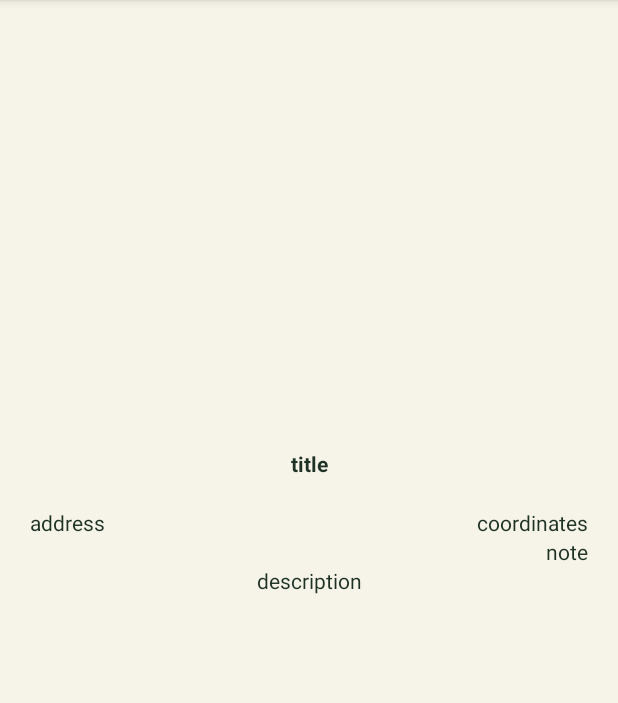
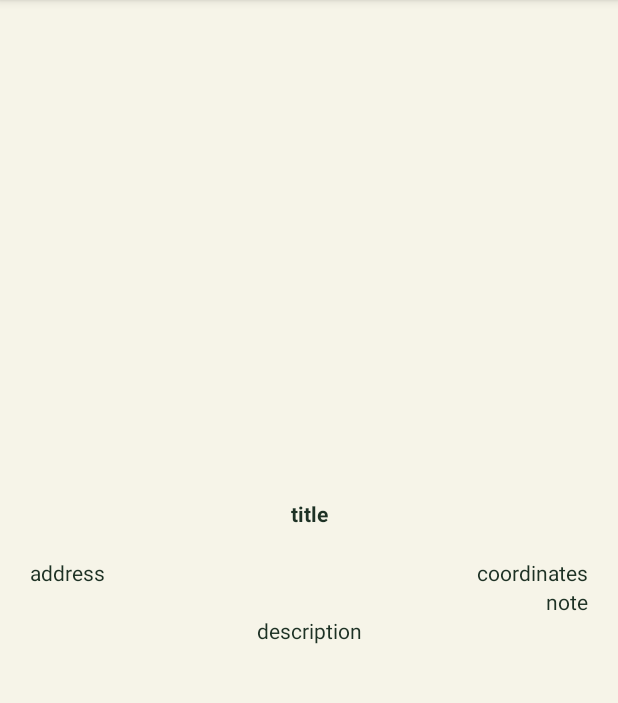
Before and after one commit to AlexisLVL/TP-Final-Maps, an Android app: the MainActivity screen opened directly, with no data from a screen before it, on a phone screen of 412 x 824 dp, the part 84-787 px from its top. Run offline under Robolectric (Android 15) with nearby library versions, the light colour scheme and no system bars; 5 statements that could not run were skipped.

Commit message:
Fix: style

```diff
--- a/app/src/main/res/layout/activity_main.xml
+++ b/app/src/main/res/layout/activity_main.xml
@@ -11,19 +11,13 @@
     android:paddingVertical="10dp"
     tools:context=".MainActivity">
 
-        <TextView
-            android:id="@+id/title"
+        <androidx.constraintlayout.widget.ConstraintLayout
             android:layout_width="match_parent"
             android:layout_height="wrap_content"
-            android:paddingBottom="20dp"
-            android:text="title"
-            android:textAlignment="center"
-            android:textColor="@color/_dark_green"
-            android:textStyle="bold"
             app:layout_constraintBottom_toBottomOf="parent"
             app:layout_constraintTop_toTopOf="parent"
-            app:layout_constraintVertical_bias="0.411"
-            tools:layout_editor_absoluteX="24dp" />
+            app:layout_constraintVertical_bias="0.5"
+            tools:layout_editor_absoluteX="20dp">
 
                 <TextView
                     android:id="@+id/address"
@@ -36,14 +30,17 @@
                     app:layout_constraintTop_toBottomOf="@+id/title" />
 
                 <TextView
-            android:id="@+id/coordinates"
-            android:layout_width="wrap_content"
+                    android:id="@+id/title"
+                    android:layout_width="match_parent"
                     android:layout_height="wrap_content"
-            android:text="coordinates"
+                    android:paddingBottom="20dp"
+                    android:text="title"
                     android:textAlignment="center"
                     android:textColor="@color/_dark_green"
+                    android:textStyle="bold"
                     app:layout_constraintEnd_toEndOf="parent"
-            app:layout_constraintTop_toBottomOf="@+id/title" />
+                    app:layout_constraintStart_toStartOf="parent"
+                    app:layout_constraintTop_toTopOf="parent" />
 
                 <TextView
                     android:id="@+id/description"
@@ -57,6 +54,16 @@
                     app:layout_constraintTop_toBottomOf="@+id/note" />
 
                 <TextView
+                    android:id="@+id/coordinates"
+                    android:layout_width="wrap_content"
+                    android:layout_height="wrap_content"
+                    android:text="coordinates"
+                    android:textAlignment="center"
+                    android:textColor="@color/_dark_green"
+                    app:layout_constraintEnd_toEndOf="parent"
+                    app:layout_constraintTop_toBottomOf="@+id/title" />
+
+                <TextView
                     android:id="@+id/note"
                     android:layout_width="wrap_content"
                     android:layout_height="wrap_content"
@@ -64,5 +71,6 @@
                     android:textColor="@color/_dark_green"
                     app:layout_constraintEnd_toEndOf="parent"
                     app:layout_constraintTop_toBottomOf="@+id/coordinates" />
+        </androidx.constraintlayout.widget.ConstraintLayout>
 
 </androidx.constraintlayout.widget.ConstraintLayout>
```
Also changed, not shown: app/src/main/res/layout/activity_landing.xml (+6 -15 lines), app/src/main/res/drawable/Sans titre-4.jpeg (deleted), app/src/main/res/drawable/sans_titre_4.jpeg (deleted). Lines whose indentation alone changed are shown as unchanged.
